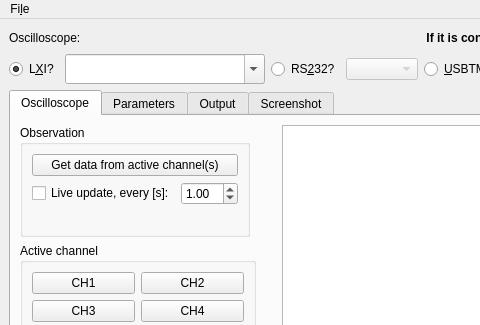
The window that GUI/LinOsc.ui (ISeeBugsEverywhere/LinuxOscilloscope) describes before a commit, drawn with Qt 5; both pictures show x 0 to 480 and y 0 to 325 of the 1009 by 816 pixel window.
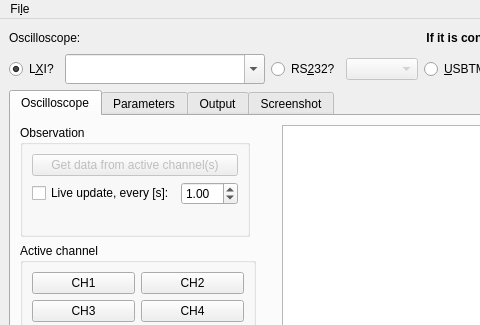
The same window after the commit. Custom widgets are drawn as their Qt base class.

The edit to the form file:
```diff
--- a/GUI/LinOsc.ui
+++ b/GUI/LinOsc.ui
@@ -235,6 +235,9 @@
              </item>
              <item row="0" column="0" colspan="2">
               <widget class="QPushButton" name="get_data_btn">
+               <property name="enabled">
+                <bool>false</bool>
+               </property>
                <property name="text">
                 <string>Get data from active channel(s)</string>
                </property>
```
